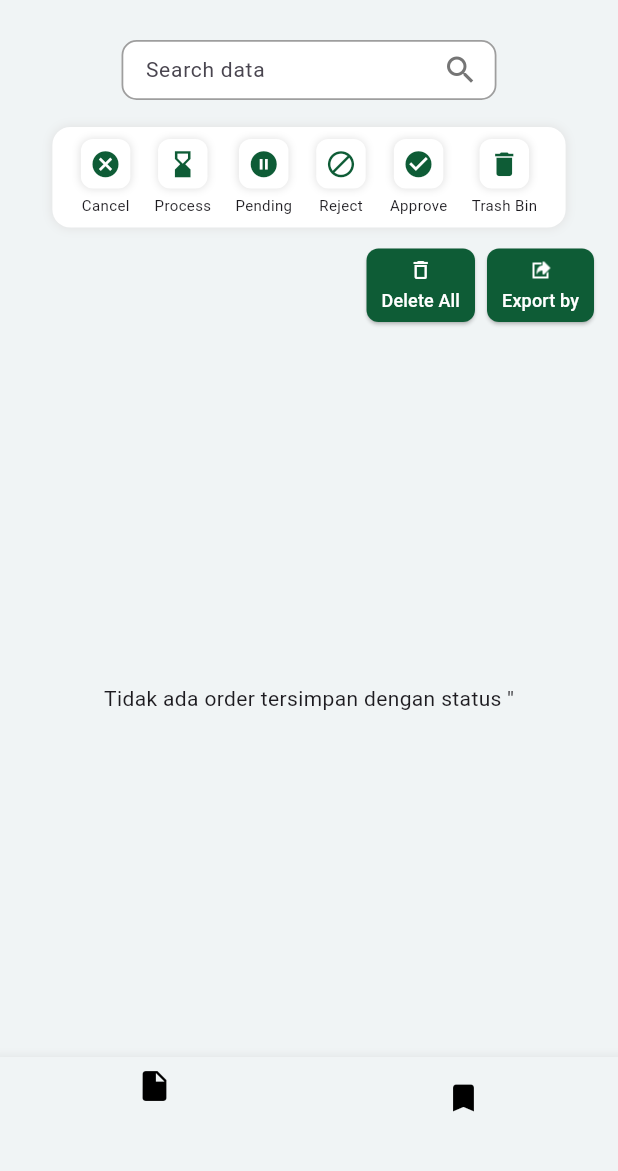
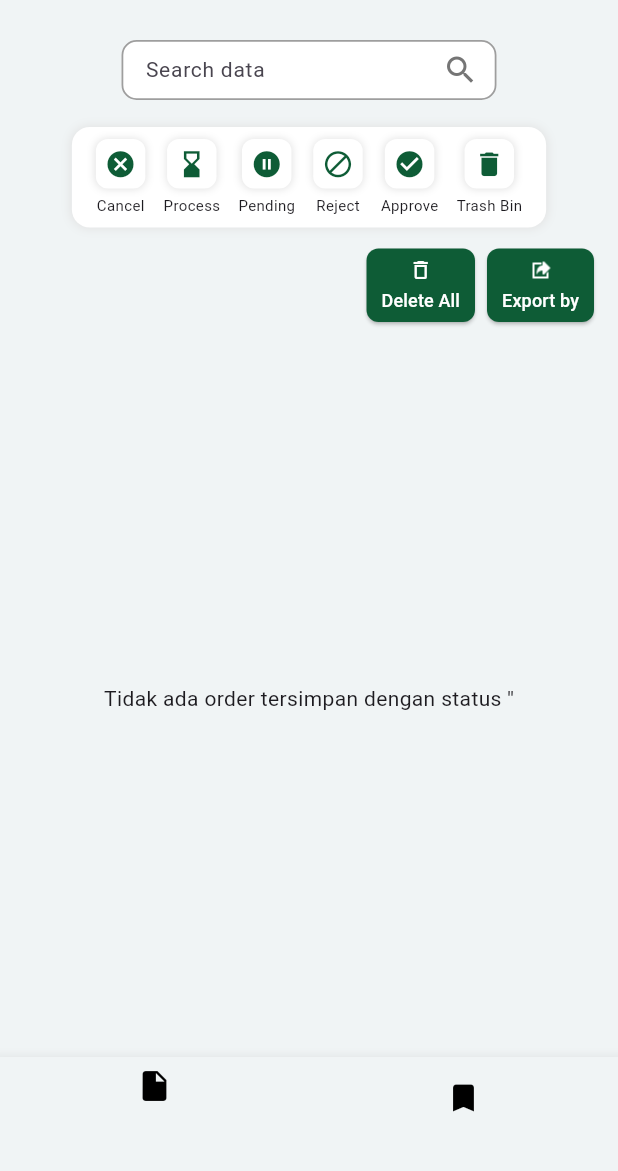
Before and after one commit to it-yudharta/capstone25-adira, a Flutter app: the StatusSavedOrderScreen screen opened directly with empty values, on a phone screen of 412 x 824 dp, the part 62-1233 px from its top. Run offline on Flutter 3.47's test engine with Material 3 defaults, Android fonts, the phone set to English and light mode, and no system bars; our stand-ins replace cloud_firestore, firebase_auth, firebase_core, firebase_database, fluttertoast, qr_flutter; missing offline and left inert: gal, syncfusion_flutter_xlsio; accounts and stored records are empty.

Commit message:
handle delete all status

```diff
--- a/lib/status_saved_order_screen.dart
+++ b/lib/status_saved_order_screen.dart
@@ -110,7 +110,7 @@ class _StatusSavedOrderScreenState extends State<StatusSavedOrderScreen> {
       if (dateA == null) return 1;
       if (dateB == null) return -1;
 
-      return dateB.compareTo(dateA); // descending
+      return dateB.compareTo(dateA);
     });
 
     return dates;
@@ -146,8 +146,10 @@ class _StatusSavedOrderScreenState extends State<StatusSavedOrderScreen> {
     }
   }
 
-  Future<void> _updateLeadStatus(String key, bool isLead) async {
-    await _database.child(key).update({'lead': isLead});
+  Future<void> _updateLeadStatus(String orderKey, bool isLead) async {
+    await FirebaseDatabase.instance.ref('orders/$orderKey').update({
+      'lead': isLead,
+    });
   }
 
   Future<void> _confirmDeleteSingleToTrash(String key) async {
@@ -185,7 +187,7 @@ class _StatusSavedOrderScreenState extends State<StatusSavedOrderScreen> {
 
     return Container(
       margin: EdgeInsets.symmetric(vertical: 10, horizontal: 5),
-      padding: EdgeInsets.symmetric(horizontal: 19, vertical: 8),
+      padding: EdgeInsets.symmetric(horizontal: 16, vertical: 8),
       decoration: BoxDecoration(
         color: Colors.white,
         boxShadow: [BoxShadow(color: Colors.grey.shade300, blurRadius: 5)],
@@ -196,7 +198,7 @@ class _StatusSavedOrderScreenState extends State<StatusSavedOrderScreen> {
         child: Row(
           children: [
             ...List.generate(statusButtons.length * 2 - 1, (index) {
-              if (index.isOdd) return SizedBox(width: 16);
+              if (index.isOdd) return SizedBox(width: 12);
               final item = statusButtons[index ~/ 2];
               final bool isActive = _currentStatus == item['status'];
 
@@ -354,19 +356,22 @@ class _StatusSavedOrderScreenState extends State<StatusSavedOrderScreen> {
           child: Row(
             mainAxisAlignment: MainAxisAlignment.end,
             children: [
-              if (_currentStatus != 'trash')
+              if (_currentStatus == 'trash')
                 ElevatedButton(
                   onPressed: () {},
                   style: ElevatedButton.styleFrom(
-                    backgroundColor: Color(0xFF0E5C36),
+                    backgroundColor: const Color(0xFF0E5C36),
                     shape: RoundedRectangleBorder(
                       borderRadius: BorderRadius.circular(8),
                     ),
-                    padding: EdgeInsets.symmetric(horizontal: 10, vertical: 6),
+                    padding: const EdgeInsets.symmetric(
+                      horizontal: 10,
+                      vertical: 6,
+                    ),
                   ),
                   child: Column(
                     mainAxisSize: MainAxisSize.min,
-                    children: [
+                    children: const [
                       Icon(Icons.delete_outline, size: 16, color: Colors.white),
                       SizedBox(height: 4),
                       Text(
@@ -376,16 +381,43 @@ class _StatusSavedOrderScreenState extends State<StatusSavedOrderScreen> {
                     ],
                   ),
                 ),
-              if (_currentStatus != 'trash') SizedBox(width: 8),
-              if (_currentStatus != 'trash')
+              if (_currentStatus != 'trash') ...[
                 ElevatedButton(
                   onPressed: () {},
                   style: ElevatedButton.styleFrom(
-                    backgroundColor: Color(0xFF0E5C36),
+                    backgroundColor: const Color(0xFF0E5C36),
                     shape: RoundedRectangleBorder(
                       borderRadius: BorderRadius.circular(8),
                     ),
-                    padding: EdgeInsets.symmetric(horizontal: 10, vertical: 6),
+                    padding: const EdgeInsets.symmetric(
+                      horizontal: 10,
+                      vertical: 6,
+                    ),
+                  ),
+                  child: Column(
+                    mainAxisSize: MainAxisSize.min,
+                    children: const [
+                      Icon(Icons.delete_outline, size: 16, color: Colors.white),
+                      SizedBox(height: 4),
+                      Text(
+                        'Delete All',
+                        style: TextStyle(fontSize: 12, color: Colors.white),
+                      ),
+                    ],
+                  ),
+                ),
+                const SizedBox(width: 8),
+                ElevatedButton(
+                  onPressed: () {},
+                  style: ElevatedButton.styleFrom(
+                    backgroundColor: const Color(0xFF0E5C36),
+                    shape: RoundedRectangleBorder(
+                      borderRadius: BorderRadius.circular(8),
+                    ),
+                    padding: const EdgeInsets.symmetric(
+                      horizontal: 10,
+                      vertical: 6,
+                    ),
                   ),
                   child: Column(
                     mainAxisSize: MainAxisSize.min,
@@ -396,24 +428,24 @@ class _StatusSavedOrderScreenState extends State<StatusSavedOrderScreen> {
                         height: 16,
                         color: Colors.white,
                       ),
-                      SizedBox(height: 4),
-                      Text(
+                      const SizedBox(height: 4),
+                      const Text(
                         'Export by',
                         style: TextStyle(fontSize: 12, color: Colors.white),
                       ),
                     ],
                   ),
                 ),
+              ],
             ],
           ),
         ),
+
         SizedBox(height: 12),
         Expanded(
           child:
               _isLoading
-                  ? Center(
-                    child: CircularProgressIndicator(),
-                  ) // <-- Loading cuma di sini
+                  ? Center(child: CircularProgressIndicator())
                   : _filteredOrders.isEmpty
                   ? Center(
                     child: Text(
@@ -448,7 +480,7 @@ class _StatusSavedOrderScreenState extends State<StatusSavedOrderScreen> {
                           final order = orders[index - currentIndex];
                           return _buildOrderCard(
                             order,
-                            date,
+                            order['key'],
                             TextStyle(color: Colors.black87),
                           );
                         }
@@ -540,10 +572,8 @@ class _StatusSavedOrderScreenState extends State<StatusSavedOrderScreen> {
                 left: 240,
                 child: GestureDetector(
                   onTap: () async {
-                    setState(() {
-                      order['lead'] = false;
-                    });
                     await _updateLeadStatus(orderKey, false);
+                    await _fetchFilteredOrders();
                     ScaffoldMessenger.of(context).showSnackBar(
                       SnackBar(content: Text('Status lead dibatalkan')),
                     );
@@ -567,9 +597,13 @@ class _StatusSavedOrderScreenState extends State<StatusSavedOrderScreen> {
                   if (value == 'lead') {
                     setState(() => order['lead'] = true);
                     _updateLeadStatus(orderKey, true);
+                    await _fetchFilteredOrders();
                   } else if (value == 'unlead') {
-                    setState(() => order['lead'] = false);
-                    _updateLeadStatus(orderKey, false);
+                    await _updateLeadStatus(orderKey, false);
+                    await _fetchFilteredOrders();
+                    ScaffoldMessenger.of(context).showSnackBar(
+                      SnackBar(content: Text('Status lead dibatalkan')),
+                    );
                   } else if (value == 'delete') {
                     _confirmDeleteSingleToTrash(orderKey);
                   }
@@ -580,11 +614,6 @@ class _StatusSavedOrderScreenState extends State<StatusSavedOrderScreen> {
                       PopupMenuItem<String>(
                         value: 'lead',
                         child: Text('Mark as Lead'),
-                      ),
-                    if (isLead)
-                      PopupMenuItem<String>(
-                        value: 'unlead',
-                        child: Text('Remove Lead'),
                       ),
                     PopupMenuItem<String>(
                       value: 'delete',
```
Also changed, not shown: lib/status_pengajuan_screen.dart (+55 -0 lines).
